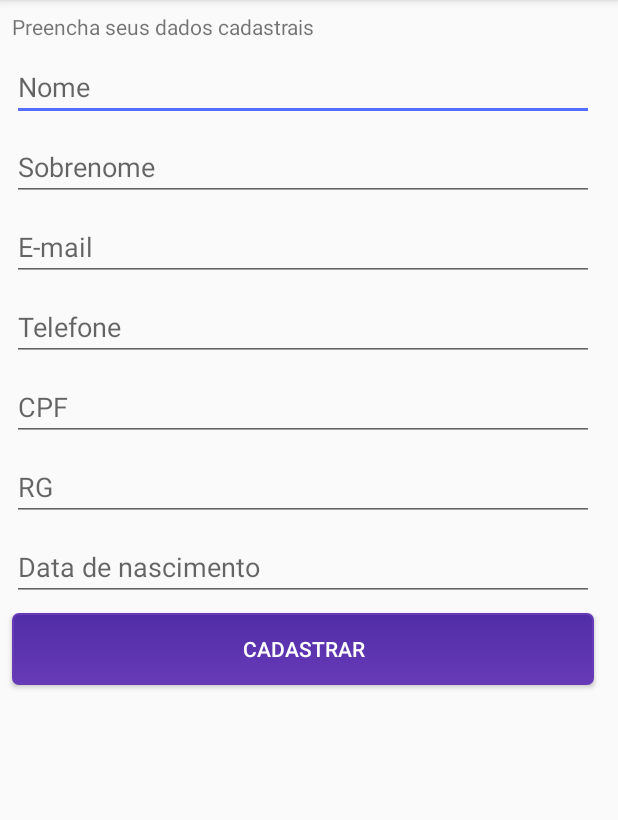
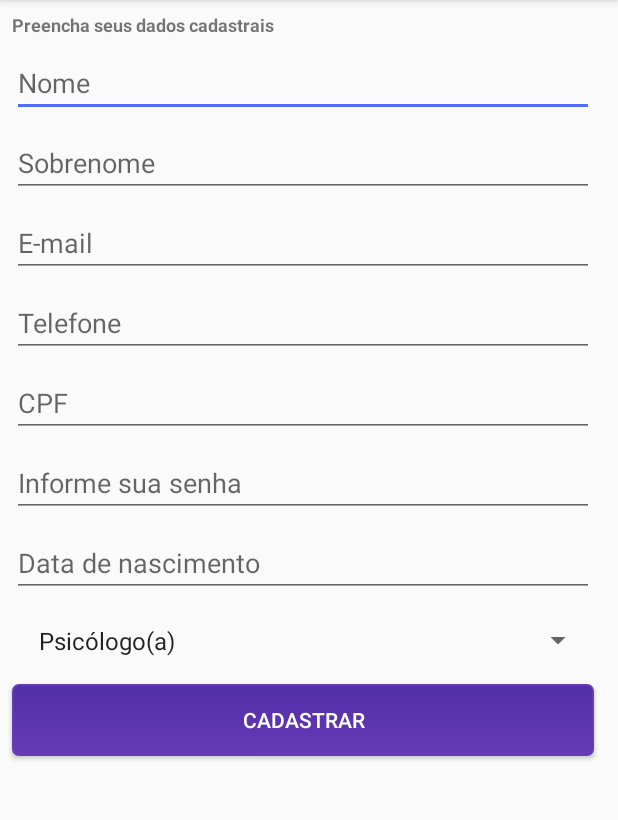
Before and after one commit to crcarvalho/AppTeraphy, an Android app: the CadastroActivity screen opened directly, with no data from a screen before it, on a phone screen of 412 x 824 dp, the part 84-904 px from its top. Run offline under Robolectric (Android 15) with nearby library versions, the phone set to English and light mode, and no system bars.

Commit message:
Criada tela de cadastro de usuario, porem erros login facebook

```diff
--- a/app/src/main/java/com/example/carloscarvalho/appteraphy/LoginActivity.kt
+++ b/app/src/main/java/com/example/carloscarvalho/appteraphy/LoginActivity.kt
@@ -47,6 +47,10 @@ class LoginActivity : AppCompatActivity() {
         }
 
 
+        inputEmailLogin.setText(intent.getStringExtra("email"))
+        inputSenha.setText(intent.getStringExtra("senha"))
+
+
         buttonCadastro.setOnClickListener {
             val intent = Intent(this, CadastroActivity::class.java)
             startActivity(intent)
--- a/app/src/main/java/com/example/carloscarvalho/appteraphy/MyApplication.kt
+++ b/app/src/main/java/com/example/carloscarvalho/appteraphy/MyApplication.kt
@@ -3,6 +3,7 @@ package com.example.carloscarvalho.appteraphy
 import android.app.Application
 import com.facebook.FacebookSdk
 import com.facebook.appevents.AppEventsLogger
+import com.facebook.stetho.Stetho
 
 /**
  * Created by Carlos Carvalho on 24/11/2018.
@@ -12,6 +13,10 @@ class MyApplication: Application(){
     override fun onCreate() {
         super.onCreate()
 
+        //Classe de iniciliazação do Stetho, para depuração
+        Stetho.initializeWithDefaults(this)
+
+        //Classes de controle de login do Facebook
         FacebookSdk.sdkInitialize(applicationContext)
         AppEventsLogger.activateApp(this)
     }
--- a/app/src/main/res/layout/activity_cadastro.xml
+++ b/app/src/main/res/layout/activity_cadastro.xml
@@ -48,29 +48,31 @@
     <EditText
             android:layout_width="0dp"
             android:layout_height="wrap_content"
-            android:inputType="textPersonName"
             android:ems="10"
             android:id="@+id/inputCPF" android:layout_marginTop="8dp"
             app:layout_constraintTop_toBottomOf="@+id/inputTelefone"
             app:layout_constraintStart_toStartOf="@+id/inputTelefone"
-            app:layout_constraintEnd_toEndOf="@+id/inputTelefone" android:hint="CPF"/>
+            app:layout_constraintEnd_toEndOf="@+id/inputTelefone"
+            android:hint="CPF" android:inputType="number"/>
     <EditText
             android:layout_width="0dp"
             android:layout_height="wrap_content"
-            android:inputType="textPersonName"
             android:ems="10"
-            android:id="@+id/inputRG" android:layout_marginTop="8dp"
+            android:id="@+id/inputSenhaCadastro" android:layout_marginTop="8dp"
             app:layout_constraintTop_toBottomOf="@+id/inputCPF"
-            app:layout_constraintStart_toStartOf="@+id/inputCPF" app:layout_constraintEnd_toEndOf="@+id/inputCPF"
-            android:hint="RG"/>
+            app:layout_constraintStart_toStartOf="@+id/inputCPF"
+            app:layout_constraintEnd_toEndOf="@+id/inputCPF"
+            android:hint="Informe sua senha" android:inputType="textPassword"/>
     <EditText
             android:layout_width="0dp"
             android:layout_height="wrap_content"
             android:inputType="date"
             android:ems="10"
-            android:id="@+id/inputDtNascimento" android:layout_marginTop="8dp"
-            app:layout_constraintTop_toBottomOf="@+id/inputRG"
-            app:layout_constraintStart_toStartOf="@+id/inputRG" app:layout_constraintEnd_toEndOf="@+id/inputRG"
+            android:id="@+id/inputDtNascimento"
+            android:layout_marginTop="8dp"
+            app:layout_constraintTop_toBottomOf="@+id/inputSenhaCadastro"
+            app:layout_constraintStart_toStartOf="@+id/inputSenhaCadastro"
+            app:layout_constraintEnd_toEndOf="@+id/inputSenhaCadastro"
             android:hint="Data de nascimento"/>
     <Button
             android:text="CADASTRAR"
@@ -78,9 +80,9 @@
             android:layout_width="0dp"
             android:layout_height="wrap_content"
             android:id="@+id/buttonCadastrar" android:layout_marginTop="8dp"
-            app:layout_constraintTop_toBottomOf="@+id/inputDtNascimento"
-            app:layout_constraintStart_toStartOf="@+id/inputDtNascimento"
-            app:layout_constraintEnd_toEndOf="@+id/inputDtNascimento"/>
+            app:layout_constraintTop_toBottomOf="@+id/inputSelectTipo"
+            app:layout_constraintStart_toStartOf="@+id/inputSelectTipo"
+            app:layout_constraintEnd_toEndOf="@+id/inputSelectTipo" app:layout_constraintHorizontal_bias="0.0"/>
     <TextView
             android:text="Preencha seus dados cadastrais"
             android:layout_width="0dp"
@@ -88,5 +90,17 @@
             android:id="@+id/textView" android:layout_marginTop="8dp"
             app:layout_constraintTop_toTopOf="parent" app:layout_constraintStart_toStartOf="parent"
             android:layout_marginLeft="8dp" android:layout_marginStart="8dp" app:layout_constraintEnd_toEndOf="parent"
-            android:layout_marginEnd="8dp" android:layout_marginRight="8dp" app:layout_constraintHorizontal_bias="0.5"/>
+            android:layout_marginEnd="8dp" android:layout_marginRight="8dp" app:layout_constraintHorizontal_bias="0.5"
+            android:textSize="12sp" android:textStyle="bold"/>
+
+    <Spinner
+            android:padding="@dimen/padding_text_default"
+            android:layout_width="0dp"
+            android:layout_height="wrap_content"
+            android:id="@+id/inputSelectTipo" android:layout_marginTop="8dp"
+            app:layout_constraintTop_toBottomOf="@+id/inputDtNascimento"
+            app:layout_constraintEnd_toEndOf="@+id/inputDtNascimento"
+            app:layout_constraintStart_toStartOf="@+id/inputDtNascimento"
+            android:entries="@array/tipo_usuario"/>
+
 </android.support.constraint.ConstraintLayout>
--- /dev/null
+++ b/app/src/main/res/values/arrays.xml
@@ -0,0 +1,7 @@
+<?xml version="1.0" encoding="utf-8"?>
+<resources>
+    <string-array name="tipo_usuario">
+        <item>@string/psicologo</item>
+        <item>@string/paciente</item>
+    </string-array>
+</resources>
--- a/app/src/main/res/values/dimens.xml
+++ b/app/src/main/res/values/dimens.xml
@@ -9,4 +9,5 @@
     <dimen name="width_padrao_stroke_botao_customizado">1dp</dimen>
     <dimen name="botao_tamanho_texto">16sp</dimen>
     <dimen name="padding_padrao">16dp</dimen>
+    <dimen name="padding_text_default">10dp</dimen>
 </resources>
--- a/app/src/main/res/values/strings.xml
+++ b/app/src/main/res/values/strings.xml
@@ -10,4 +10,7 @@
     <string name="fb_login_protocol_scheme">fb2024219594544487</string>
     <string name="botao_cadastrar">CADASTRO</string>
 
+    <!-- TIPOS DE USUARIO -->
+    <string name="psicologo">Psicólogo(a)</string>
+    <string name="paciente">Paciente</string>
 </resources>
```
Also changed, not shown: app/build.gradle (+19 -0 lines), app/src/main/java/com/example/carloscarvalho/appteraphy/CadastroActivity.kt (+52 -0 lines), app/src/main/java/com/example/carloscarvalho/appteraphy/dao/BancoDeDados.kt (added, +33 -0 lines), app/src/main/java/com/example/carloscarvalho/appteraphy/dao/UsuarioDAO.kt (added, +32 -0 lines), app/src/main/java/com/example/carloscarvalho/appteraphy/extensions/EditTextExt.kt (added, +8 -0 lines), app/src/main/java/com/example/carloscarvalho/appteraphy/model/Usuario.kt (added, +44 -0 lines), app/src/main/res/layout/activity_login.xml (+5 -4 lines).
